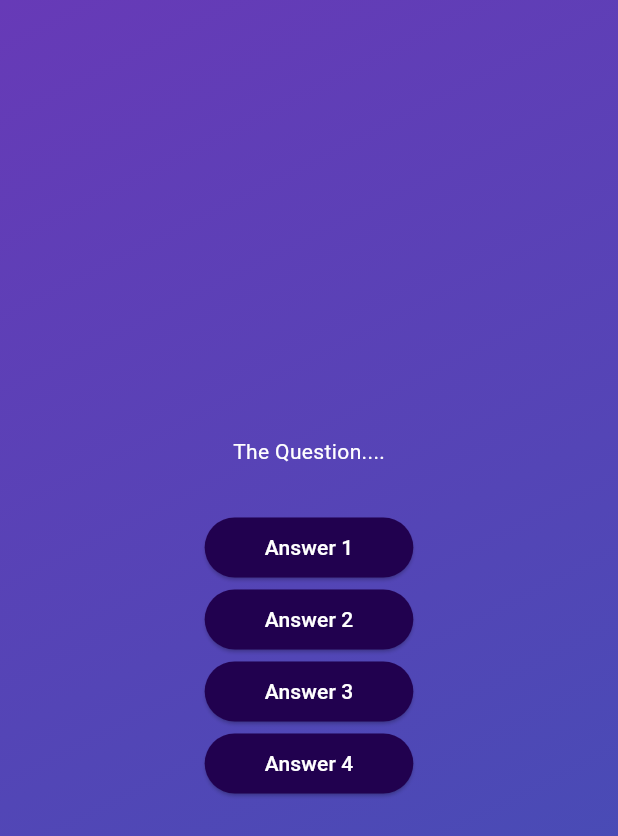
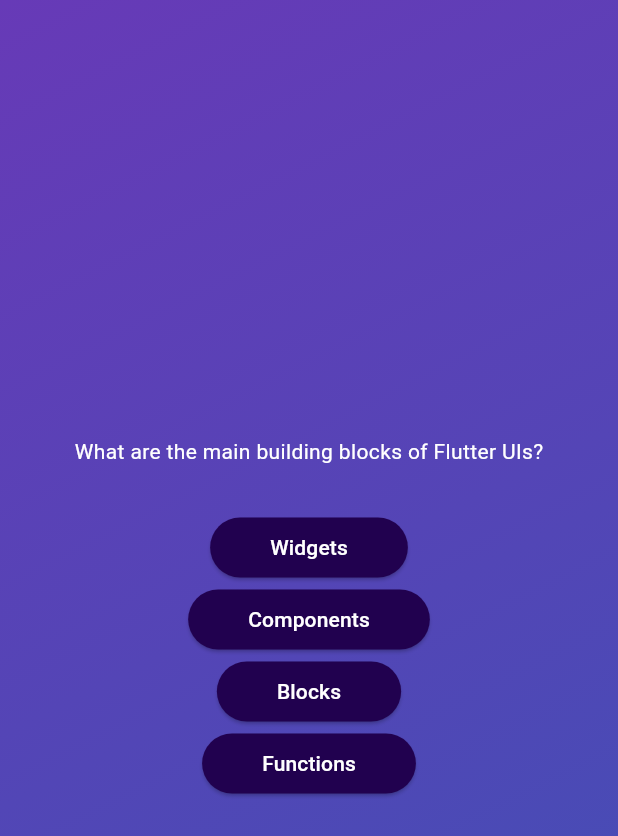
Before and after one commit to DulinaS/quiz_app, a Flutter app: the screen it shows after launch, after a tap on "Start Quiz", on a phone screen of 412 x 824 dp. Shown: the top 836 px of the screen. Run offline on Flutter 3.47's test engine with Material 3 defaults, Android fonts, the phone set to English and light mode, and no system bars.

Commit message:
Accessing list items in Question list

```diff
--- a/lib/questions_screen.dart
+++ b/lib/questions_screen.dart
@@ -1,5 +1,7 @@
 import 'package:flutter/material.dart';
 import 'package:quiz_app/answer_button.dart';
+import 'package:quiz_app/data/questions.dart';
+import 'package:quiz_app/quiz.dart';
 
 class QuestionsScreen extends StatefulWidget {
   const QuestionsScreen({super.key});
@@ -13,18 +15,21 @@ class QuestionsScreen extends StatefulWidget {
 class _QuestionsScreenState extends State<QuestionsScreen> {
   @override
   Widget build(BuildContext context) {
+    //Get the current question out of questions list
+    final currentQuestion = questions[0];
+
     return Column(
       mainAxisSize: MainAxisSize.min,
       children: [
-        const Text(
-          'The Question....',
-          style: TextStyle(color: Colors.white),
+        Text(
+          currentQuestion.text,
+          style: const TextStyle(color: Colors.white),
         ),
         const SizedBox(height: 30),
-        AnswerButton(answerText: 'Answer 1', onTap: () {}),
-        AnswerButton(answerText: 'Answer 2', onTap: () {}),
-        AnswerButton(answerText: 'Answer 3', onTap: () {}),
-        AnswerButton(answerText: 'Answer 4', onTap: () {}),
+        AnswerButton(answerText: currentQuestion.answers[0], onTap: () {}),
+        AnswerButton(answerText: currentQuestion.answers[1], onTap: () {}),
+        AnswerButton(answerText: currentQuestion.answers[2], onTap: () {}),
+        AnswerButton(answerText: currentQuestion.answers[3], onTap: () {}),
       ],
     );
   }
```
